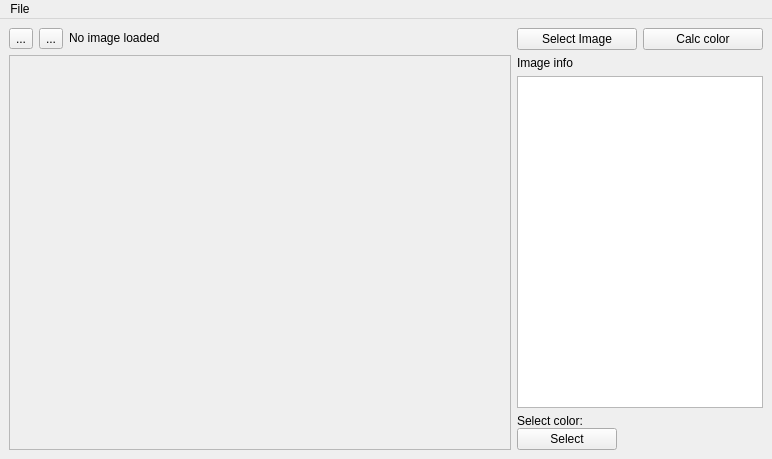
Old version of the form include/mainwindow.ui in the repository VMaksimN/imager.
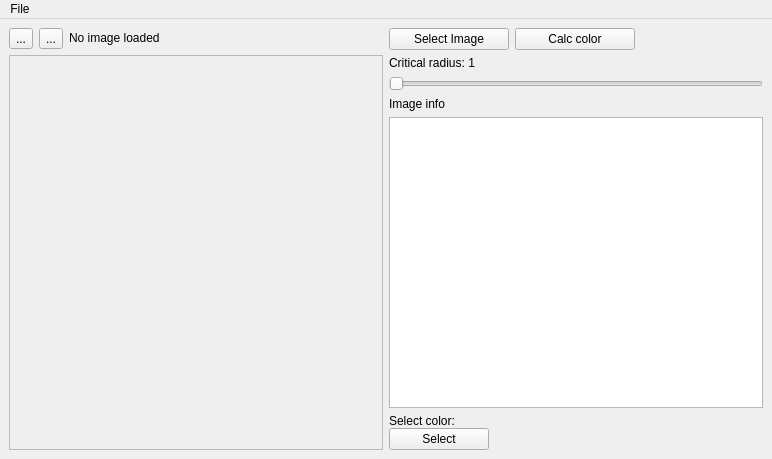
New version of the form. Custom widgets are drawn as their Qt base class.

Commit message: Added critical radius slider

```diff
--- a/include/mainwindow.ui
+++ b/include/mainwindow.ui
@@ -76,7 +76,7 @@
           <rect>
            <x>0</x>
            <y>0</y>
-           <width>484</width>
+           <width>370</width>
            <height>371</height>
           </rect>
          </property>
@@ -147,6 +147,46 @@
             </property>
            </widget>
           </item>
+          <item>
+           <spacer name="horizontalSpacer">
+            <property name="orientation">
+             <enum>Qt::Horizontal</enum>
+            </property>
+            <property name="sizeHint" stdset="0">
+             <size>
+              <width>40</width>
+              <height>20</height>
+             </size>
+            </property>
+           </spacer>
+          </item>
+         </layout>
+        </item>
+        <item>
+         <layout class="QVBoxLayout" name="CriticalRadiusSliderLayout">
+          <property name="spacing">
+           <number>6</number>
+          </property>
+          <item>
+           <widget class="QLabel" name="CriticalRadiusLabel">
+            <property name="text">
+             <string>Critical radius: 1</string>
+            </property>
+           </widget>
+          </item>
+          <item>
+           <widget class="QSlider" name="CriticalRadiusSlider">
+            <property name="minimum">
+             <number>1</number>
+            </property>
+            <property name="maximum">
+             <number>442</number>
+            </property>
+            <property name="orientation">
+             <enum>Qt::Horizontal</enum>
+            </property>
+           </widget>
+          </item>
          </layout>
         </item>
         <item>
@@ -165,7 +205,7 @@
         <item>
          <widget class="QPlainTextEdit" name="ImageInfoTextEdit">
           <property name="sizePolicy">
-           <sizepolicy hsizetype="Maximum" vsizetype="Expanding">
+           <sizepolicy hsizetype="Minimum" vsizetype="Expanding">
             <horstretch>0</horstretch>
             <verstretch>0</verstretch>
            </sizepolicy>
```
The commit also changes 2 other files.
